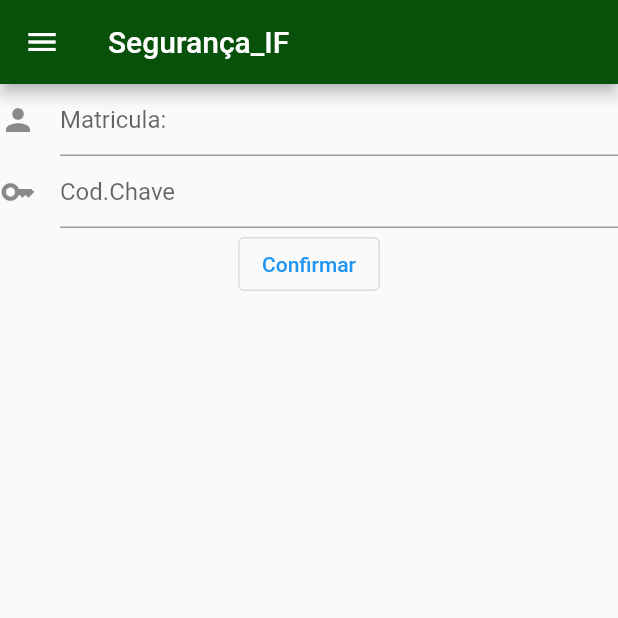
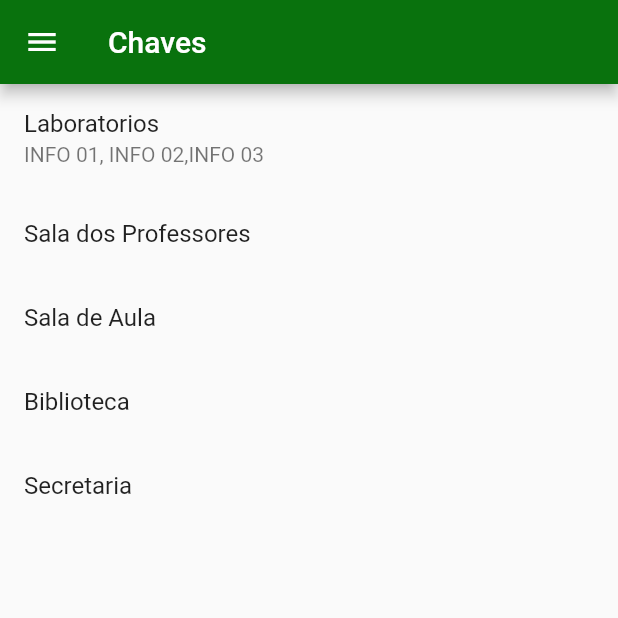
Before and after one commit to Campus-Angical/segurancaif, a Flutter app: the screen it shows after launch, on a phone screen of 412 x 824 dp, the top half of it. Run offline on Flutter 3.47's test engine with Material 2 defaults, Android fonts, the phone set to English and light mode, and no system bars; our stand-ins replace get.

Commit message:
tela de chaves, informações das salas

```diff
--- a/lib/main.dart
+++ b/lib/main.dart
@@ -3,7 +3,7 @@ import 'package:get/get.dart';
 import 'package:segurancaif/presentation/controllers/auth/auth_controller.dart';
 import 'package:segurancaif/presentation/getx/bindings.dart';
 import 'package:segurancaif/presentation/pages/auth/login_screen.dart';
-import 'package:segurancaif/presentation/pages/home_page.dart';
+import 'package:segurancaif/presentation/pages/chaves_page.dart';
 import 'package:segurancaif/presentation/states/auth/auth_state.dart';
 
 void main() {
@@ -29,7 +29,7 @@ class MyApp extends GetWidget<AuthCtrl> {
         }
 
         if (controller.state is AuthenticatedState) {
-          return HomePage();
+          return ChavesPage();
         }
 
         return Container();
--- a/lib/presentation/pages/auth/singup_page.dart
+++ b/lib/presentation/pages/auth/singup_page.dart
@@ -10,7 +10,8 @@ class SingupPage extends StatelessWidget {
     return Scaffold(
       appBar: AppBar(
         backgroundColor: const Color.fromARGB(255, 8, 81, 10),
-        title: Text('Cadastro')
+        title: Text('Cadastro'),
+
         ),
       body: Form(
           child: Column(
--- /dev/null
+++ b/lib/presentation/pages/chaves_page.dart
@@ -0,0 +1,45 @@
+import 'package:flutter/material.dart';
+
+
+class ChavesPage extends StatelessWidget {
+  const ChavesPage({super.key});
+
+  @override
+  Widget build(BuildContext context) {
+    return Scaffold(
+      appBar: AppBar(
+        backgroundColor: Color.fromARGB(255, 9, 114, 13),
+        title: Text('Chaves'),
+      ),
+      drawer: Drawer(),
+      body: Form(
+        child: ListView(
+          children: <Widget>[
+            ListTile(
+              title: Text("Laboratorios"),
+              subtitle: Text("INFO 01, INFO 02,INFO 03"),
+              onTap: () {},
+
+            ),
+            ListTile(
+              title: Text("Sala dos Professores"),
+              onTap: () {},
+            ),
+            ListTile(
+              title: Text("Sala de Aula"),
+              onTap: () {},
+            ),
+            ListTile(
+              title: Text("Biblioteca"),
+              onTap: () {},
+            ),
+            ListTile(
+              title: Text("Secretaria"),
+              onTap: () {},
+            ),
+          ],
+        ),
+      ),
+    );
+  }
+}
--- a/pubspec.yaml
+++ b/pubspec.yaml
@@ -33,6 +33,7 @@ dependencies:
     sdk: flutter
   get: ^4.6.5
 
+
   # The following adds the Cupertino Icons font to your application.
   # Use with the CupertinoIcons class for iOS style icons.
   cupertino_icons: ^1.0.2
@@ -63,7 +64,7 @@ flutter:
   # assets:
   #   - images/a_dot_burr.jpeg
   #   - images/a_dot_ham.jpeg
-
+  #   - images/Guarda.jpg
 
   # An image asset can refer to one or more resolution-specific "variants", see
   # https://flutter.dev/assets-and-images/#resolution-aware
```
Also changed, not shown: lib/presentation/pages/auth/login_screen.dart (+9 -35 lines), lib/presentation/pages/home_page.dart (+26 -3 lines), imagens/Guarda.jpg (added).
